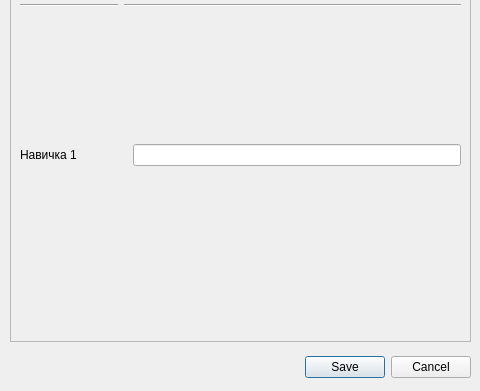
First picture: the form in dialogui_editpersinfo.ui, repository landrew31/db_course_work, before the edit; both pictures show x 0 to 480 and y 249 to 640 of the 480 by 640 pixel window.
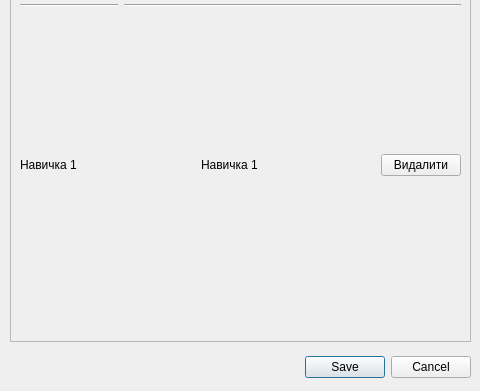
Second picture: the form after the edit.

What changed in the file:
```diff
--- a/dialogui_editpersinfo.ui
+++ b/dialogui_editpersinfo.ui
@@ -28,6 +28,9 @@
   <property name="locale">
    <locale language="Ukrainian" country="Ukraine"/>
   </property>
+  <property name="sizeGripEnabled">
+   <bool>false</bool>
+  </property>
   <property name="modal">
    <bool>true</bool>
   </property>
@@ -145,18 +148,15 @@
     <property name="geometry">
      <rect>
       <x>10</x>
-      <y>239</y>
+      <y>259</y>
       <width>441</width>
-      <height>291</height>
+      <height>271</height>
      </rect>
     </property>
     <layout class="QGridLayout" name="layout_persSkills">
      <property name="sizeConstraint">
       <enum>QLayout::SetMinimumSize</enum>
      </property>
-     <item row="0" column="1">
-      <widget class="QLineEdit" name="lineEdit_skill1"/>
-     </item>
      <item row="0" column="0">
       <widget class="QLabel" name="label_5">
        <property name="text">
@@ -164,6 +164,29 @@
        </property>
       </widget>
      </item>
+     <item row="0" column="1">
+      <widget class="QLabel" name="label_skill1">
+       <property name="text">
+        <string>Навичка 1</string>
+       </property>
+      </widget>
+     </item>
+     <item row="0" column="2">
+      <widget class="QPushButton" name="pushButton">
+       <property name="sizePolicy">
+        <sizepolicy hsizetype="Maximum" vsizetype="Fixed">
+         <horstretch>0</horstretch>
+         <verstretch>0</verstretch>
+        </sizepolicy>
+       </property>
+       <property name="cursor">
+        <cursorShape>PointingHandCursor</cursorShape>
+       </property>
+       <property name="text">
+        <string>Видалити</string>
+       </property>
+      </widget>
+     </item>
     </layout>
    </widget>
   </widget>
```
Left out of the diff: 6 changed lines with no effect on the pictures.
